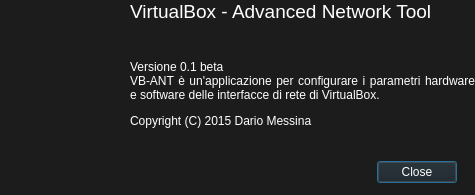
Old version of the form src/info_dialog.ui in the repository nanodario/vb-ant.
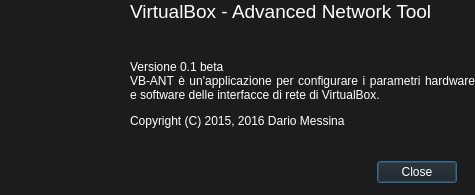
New version of the form. Icons and pictures are not drawn.

The edit to the form file:
```diff
--- a/src/info_dialog.ui
+++ b/src/info_dialog.ui
@@ -548,7 +548,7 @@
 &lt;/style&gt;&lt;/head&gt;&lt;body style=&quot; font-family:'Ubuntu'; font-size:18pt; font-weight:400; font-style:normal;&quot;&gt;
 &lt;p align=&quot;justify&quot; style=&quot; margin-top:0px; margin-bottom:0px; margin-left:0px; margin-right:0px; -qt-block-indent:0; text-indent:0px;&quot;&gt;&lt;span style=&quot; font-size:9pt;&quot;&gt;Versione 0.1 beta&lt;/span&gt;&lt;/p&gt;
 &lt;p align=&quot;justify&quot; style=&quot; margin-top:0px; margin-bottom:0px; margin-left:0px; margin-right:0px; -qt-block-indent:0; text-indent:0px;&quot;&gt;&lt;span style=&quot; font-size:9pt;&quot;&gt;VB-ANT è un'applicazione per configurare i parametri hardware e software delle interfacce di rete di VirtualBox.&lt;/span&gt;&lt;/p&gt;
-&lt;p align=&quot;justify&quot; style=&quot; margin-top:12px; margin-bottom:0px; margin-left:0px; margin-right:0px; -qt-block-indent:0; text-indent:0px;&quot;&gt;&lt;span style=&quot; font-size:9pt;&quot;&gt;Copyright (C) &lt;/span&gt;&lt;span style=&quot; font-size:9pt;&quot;&gt;2015 &lt;/span&gt;&lt;span style=&quot; font-size:9pt;&quot;&gt;Dario Messina&lt;/span&gt;&lt;/p&gt;&lt;/body&gt;&lt;/html&gt;</string>
+&lt;p align=&quot;justify&quot; style=&quot; margin-top:12px; margin-bottom:0px; margin-left:0px; margin-right:0px; -qt-block-indent:0; text-indent:0px;&quot;&gt;&lt;span style=&quot; font-size:9pt;&quot;&gt;Copyright (C) &lt;/span&gt;&lt;span style=&quot; font-size:9pt;&quot;&gt;2015, 2016 &lt;/span&gt;&lt;span style=&quot; font-size:9pt;&quot;&gt;Dario Messina&lt;/span&gt;&lt;/p&gt;&lt;/body&gt;&lt;/html&gt;</string>
    </property>
    <property name="textFormat">
     <enum>Qt::AutoText</enum>
```
